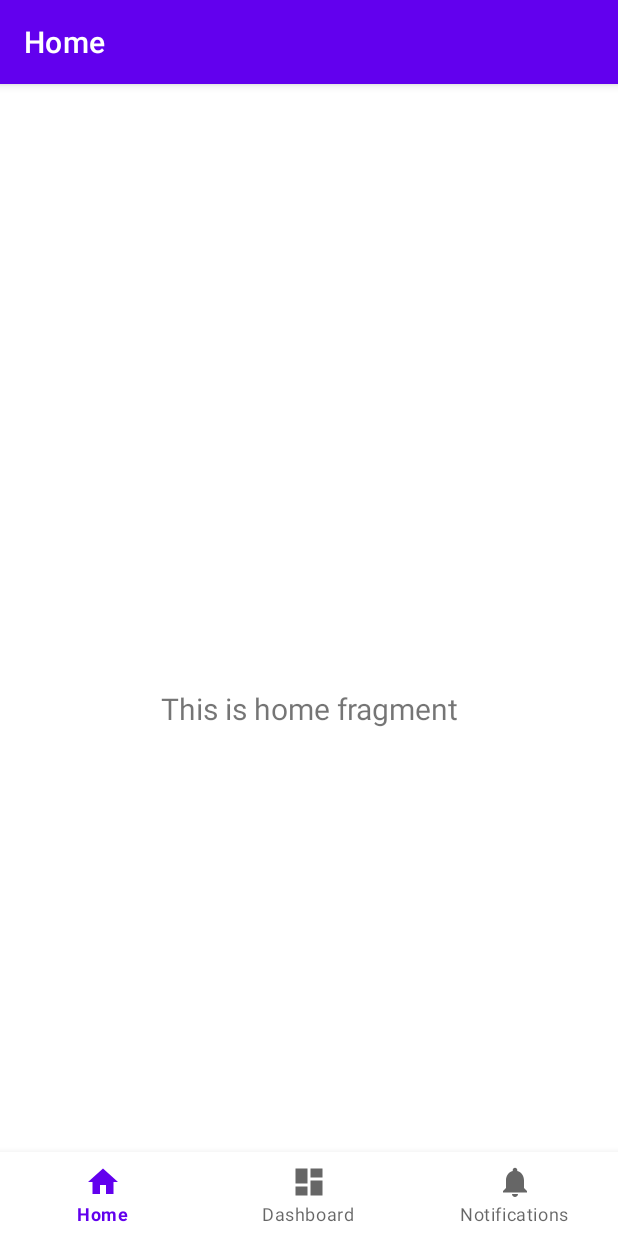
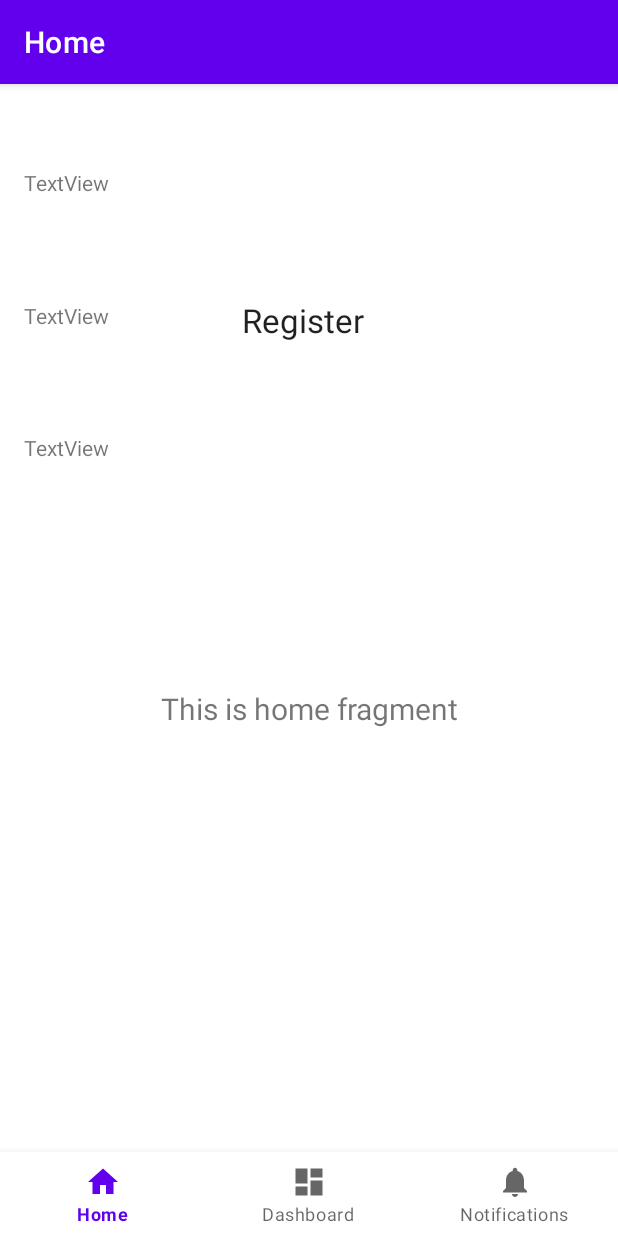
Before and after one commit to McGill-ECSE321-Winter2021/project-group-15, an Android app: the screen it shows after launch (MainActivity), on a phone screen of 412 x 824 dp. Run offline under Robolectric (Android 15) with nearby library versions, the phone set to English and light mode, and no system bars; our stand-ins replace navigation-ui.

Commit message:
template Android UI

```diff
--- a/AutoRepairAndroid/app/src/main/res/layout/activity_main.xml
+++ b/AutoRepairAndroid/app/src/main/res/layout/activity_main.xml
@@ -1,6 +1,7 @@
 <?xml version="1.0" encoding="utf-8"?>
 <androidx.constraintlayout.widget.ConstraintLayout xmlns:android="http://schemas.android.com/apk/res/android"
     xmlns:app="http://schemas.android.com/apk/res-auto"
+    xmlns:tools="http://schemas.android.com/tools"
     android:id="@+id/container"
     android:layout_width="match_parent"
     android:layout_height="match_parent"
@@ -25,9 +26,60 @@
         android:layout_height="match_parent"
         app:defaultNavHost="true"
         app:layout_constraintBottom_toTopOf="@id/nav_view"
+        app:layout_constraintHorizontal_bias="0.0"
         app:layout_constraintLeft_toLeftOf="parent"
         app:layout_constraintRight_toRightOf="parent"
         app:layout_constraintTop_toTopOf="parent"
+        app:layout_constraintVertical_bias="0.0"
         app:navGraph="@navigation/mobile_navigation" />
 
+    <TextView
+        android:id="@+id/textView"
+        android:layout_width="89dp"
+        android:layout_height="37dp"
+        android:text="Register"
+        android:textAppearance="@style/TextAppearance.AppCompat.Large"
+        app:layout_constraintBottom_toTopOf="@+id/nav_view"
+        app:layout_constraintEnd_toEndOf="parent"
+        app:layout_constraintStart_toStartOf="parent"
+        app:layout_constraintTop_toTopOf="@+id/nav_host_fragment"
+        app:layout_constraintVertical_bias="0.13999999" />
+
+    <TextView
+        android:id="@+id/textView2"
+        android:layout_width="0dp"
+        android:layout_height="wrap_content"
+        android:layout_marginStart="16dp"
+        android:layout_marginEnd="16dp"
+        android:text="TextView"
+        app:layout_constraintBottom_toTopOf="@+id/nav_view"
+        app:layout_constraintEnd_toEndOf="parent"
+        app:layout_constraintHorizontal_bias="0.0"
+        app:layout_constraintStart_toStartOf="parent"
+        app:layout_constraintTop_toBottomOf="@+id/textView"
+        app:layout_constraintVertical_bias="0.103" />
+
+    <TextView
+        android:id="@+id/textView3"
+        android:layout_width="0dp"
+        android:layout_height="wrap_content"
+        android:layout_marginStart="16dp"
+        android:layout_marginEnd="16dp"
+        android:text="TextView"
+        app:layout_constraintBottom_toTopOf="@+id/textView4"
+        app:layout_constraintEnd_toEndOf="parent"
+        app:layout_constraintStart_toStartOf="parent"
+        app:layout_constraintTop_toBottomOf="@+id/textView2" />
+
+    <TextView
+        android:id="@+id/textView4"
+        android:layout_width="0dp"
+        android:layout_height="wrap_content"
+        android:layout_marginStart="16dp"
+        android:layout_marginEnd="16dp"
+        android:text="TextView"
+        app:layout_constraintEnd_toEndOf="parent"
+        app:layout_constraintStart_toStartOf="parent"
+        tools:layout_editor_absoluteY="440dp" />
+
 </androidx.constraintlayout.widget.ConstraintLayout>
```
Also changed, not shown: AutoRepairAndroid/app/src/main/res/drawable/ic_baseline_email_24.xml (added, +10 -0 lines), AutoRepairAndroid/app/src/main/res/layout/activity_register.xml (added, +20 -0 lines).
